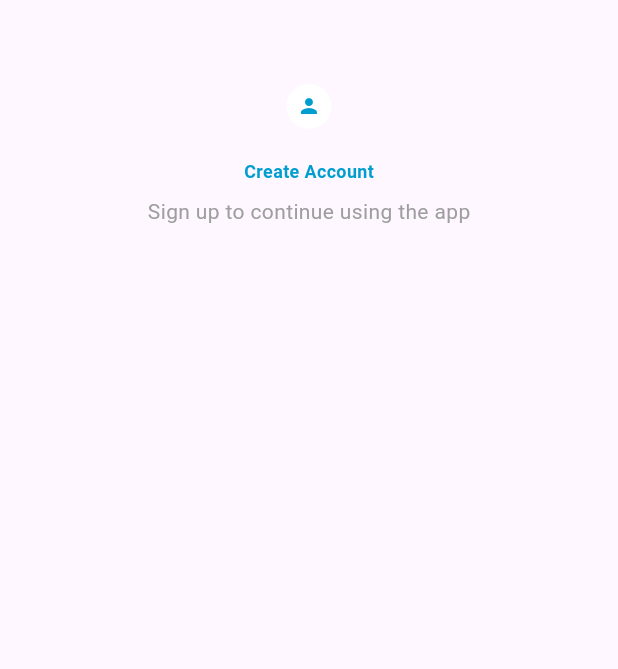
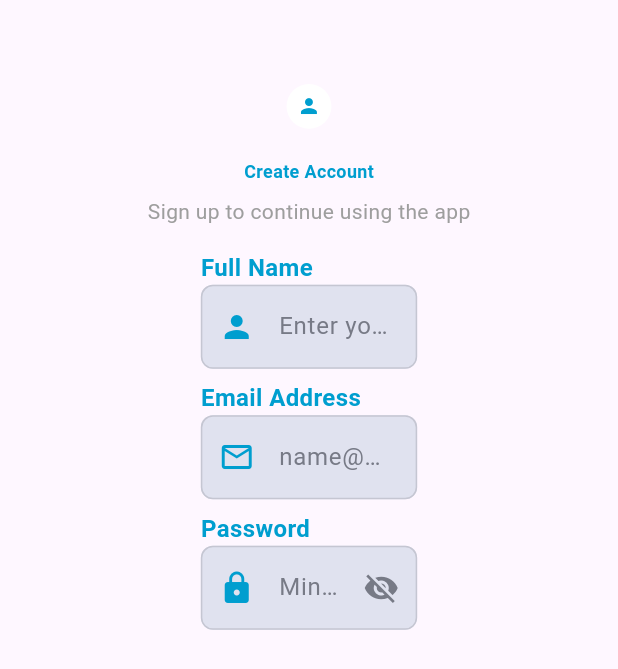
Before and after one commit to NadyAlwazah/flutter-task07-real-estate-app-beg, a Flutter app: the screen it shows after launch, on a phone screen of 412 x 824 dp. Shown: the top 669 px of the screen. Run offline on Flutter 3.47's test engine with Material 3 defaults, Android fonts, the phone set to English and light mode, and no system bars; our stand-ins replace flutter_screenutil.

Commit message:
feat(auth): add custom text field, validators, form labels, and signup form fields

```diff
--- /dev/null
+++ b/lib/core/utils/validators.dart
@@ -0,0 +1,31 @@
+class Validators {
+  static String? validateFullName(String? value) {
+    if (value == null || value.trim().isEmpty) {
+      return "Name is required";
+    }
+    if (value.trim().length < 2) {
+      return "Name is too short";
+    }
+    return null;
+  }
+
+  static String? validateEmail(String? value) {
+    if (value == null || value.isEmpty) {
+      return "Email is required";
+    }
+    if (!value.contains("@")) {
+      return "Enter a valid email";
+    }
+    return null;
+  }
+
+  static String? validatePassword(String? value) {
+    if (value == null || value.isEmpty) {
+      return "Password is required";
+    }
+    if (value.length < 8) {
+      return "Password must be at least 8 characters";
+    }
+    return null;
+  }
+}
--- /dev/null
+++ b/lib/features/auth/presentation/views/widgets/custom_text_form_field.dart
@@ -0,0 +1,79 @@
+import 'package:flutter/material.dart';
+import 'package:flutter_screenutil/flutter_screenutil.dart';
+
+class CustomTextFormField extends StatefulWidget {
+  const CustomTextFormField({
+    super.key,
+    required this.hintText,
+    required this.textInputType,
+    this.suffixIcon,
+    this.obscureText = false,
+    this.validator,
+    this.controller,
+    this.prefixIcon,
+  });
+  final String hintText;
+
+  final Widget? suffixIcon;
+  final Widget? prefixIcon;
+  final TextInputType textInputType;
+  final bool obscureText;
+  final String? Function(String?)? validator;
+  final TextEditingController? controller;
+  @override
+  State<CustomTextFormField> createState() => _CustomTextFormFieldState();
+}
+
+class _CustomTextFormFieldState extends State<CustomTextFormField> {
+  late bool isObscured;
+
+  @override
+  void initState() {
+    super.initState();
+    isObscured = widget.obscureText;
+  }
+
+  @override
+  Widget build(BuildContext context) {
+    return SizedBox(
+      width: 0.35.sw,
+      child: TextFormField(
+        controller: widget.controller,
+        validator: widget.validator,
+        obscureText: isObscured,
+        obscuringCharacter: '*',
+        keyboardType: widget.textInputType,
+        decoration: InputDecoration(
+          suffixIcon: widget.obscureText
+              ? IconButton(
+                  icon: Icon(
+                    isObscured ? Icons.visibility_off : Icons.visibility,
+                    color: const Color(0xFF777A86),
+                  ),
+                  onPressed: () {
+                    setState(() {
+                      isObscured = !isObscured;
+                    });
+                  },
+                )
+              : widget.suffixIcon,
+          prefixIcon: widget.prefixIcon,
+          hintText: widget.hintText,
+          hintStyle: const TextStyle(color: Color(0xFF777A86)),
+          filled: true,
+          fillColor: const Color(0xFFE0E2EF),
+          border: buildBorder(),
+          enabledBorder: buildBorder(),
+          focusedBorder: buildBorder(),
+        ),
+      ),
+    );
+  }
+
+  OutlineInputBorder buildBorder() {
+    return OutlineInputBorder(
+      borderRadius: BorderRadius.circular(8),
+      borderSide: const BorderSide(width: 1, color: Color(0xFFC5C6D2)),
+    );
+  }
+}
--- /dev/null
+++ b/lib/features/auth/presentation/views/widgets/form_label.dart
@@ -0,0 +1,20 @@
+import 'package:flutter/material.dart';
+import 'package:flutter_task07_real_estate_app_beg/core/theme/app_colors.dart';
+
+class FormLabel extends StatelessWidget {
+  final String text;
+
+  const FormLabel({super.key, required this.text});
+
+  @override
+  Widget build(BuildContext context) {
+    return Text(
+      text,
+      style: const TextStyle(
+        fontSize: 16,
+        color: AppColors.primary,
+        fontWeight: FontWeight.w600,
+      ),
+    );
+  }
+}
--- /dev/null
+++ b/lib/features/auth/presentation/views/widgets/signup_form_fields.dart
@@ -0,0 +1,60 @@
+import 'package:flutter/material.dart';
+import 'package:flutter_task07_real_estate_app_beg/core/theme/app_colors.dart';
+import 'package:flutter_task07_real_estate_app_beg/core/utils/validators.dart';
+import 'package:flutter_task07_real_estate_app_beg/features/auth/presentation/views/widgets/custom_text_form_field.dart';
+import 'package:flutter_task07_real_estate_app_beg/features/auth/presentation/views/widgets/form_label.dart';
+
+class SignupFormFields extends StatelessWidget {
+  const SignupFormFields({
+    super.key,
+    required this.fullNameController,
+    required this.emailController,
+    required this.passwordController,
+  });
+  final TextEditingController fullNameController;
+  final TextEditingController emailController;
+  final TextEditingController passwordController;
+  @override
+  Widget build(BuildContext context) {
+    return Column(
+      crossAxisAlignment: CrossAxisAlignment.start,
+      children: [
+        const FormLabel(text: "Full Name"),
+        CustomTextFormField(
+          controller: fullNameController,
+          hintText: "Enter your full name",
+          textInputType: TextInputType.text,
+
+          prefixIcon: const Icon(Icons.person, color: AppColors.primary),
+          validator: Validators.validateFullName,
+        ),
+
+        const SizedBox(height: 8),
+
+        const FormLabel(text: "Email Address"),
+        CustomTextFormField(
+          controller: emailController,
+          hintText: "name@example.com",
+          textInputType: TextInputType.emailAddress,
+          prefixIcon: const Icon(
+            Icons.email_outlined,
+            color: AppColors.primary,
+          ),
+          validator: Validators.validateEmail,
+        ),
+
+        const SizedBox(height: 8),
+
+        const FormLabel(text: "Password"),
+        CustomTextFormField(
+          controller: passwordController,
+          hintText: "Min. 8 characters",
+          textInputType: TextInputType.text,
+          obscureText: true,
+          prefixIcon: const Icon(Icons.lock, color: AppColors.primary),
+          validator: Validators.validatePassword,
+        ),
+      ],
+    );
+  }
+}
--- a/lib/features/auth/presentation/views/widgets/signup_view_body.dart
+++ b/lib/features/auth/presentation/views/widgets/signup_view_body.dart
@@ -2,27 +2,58 @@ import 'package:flutter/material.dart';
 
 import 'package:flutter_task07_real_estate_app_beg/features/auth/presentation/views/widgets/auth_header.dart';
 import 'package:flutter_task07_real_estate_app_beg/features/auth/presentation/views/widgets/signup_avatar.dart';
+import 'package:flutter_task07_real_estate_app_beg/features/auth/presentation/views/widgets/signup_form_fields.dart';
 
-class SignupViewBody extends StatelessWidget {
+class SignupViewBody extends StatefulWidget {
   const SignupViewBody({super.key});
 
   @override
+  State<SignupViewBody> createState() => _SignupViewBodyState();
+}
+
+class _SignupViewBodyState extends State<SignupViewBody> {
+  final GlobalKey<FormState> _formKey = GlobalKey<FormState>();
+
+  TextEditingController fullNameController = TextEditingController();
+  TextEditingController emailController = TextEditingController();
+  TextEditingController passwordController = TextEditingController();
+
+  @override
+  void dispose() {
+    super.dispose();
+    fullNameController.dispose();
+    emailController.dispose();
+    passwordController.dispose();
+  }
+
+  @override
   Widget build(BuildContext context) {
-    return const Padding(
-      padding: EdgeInsets.all(16.0),
+    return Padding(
+      padding: const EdgeInsets.all(16.0),
       child: SingleChildScrollView(
         child: Center(
+          child: Form(
+            key: _formKey,
             child: Column(
               children: [
-              SizedBox(height: 40),
-              SignupAvatar(),
+                const SizedBox(height: 40),
+                const SignupAvatar(),
 
-              SizedBox(height: 20),
-              AuthHeader(
+                const SizedBox(height: 20),
+                const AuthHeader(
                   title: "Create Account",
                   subtitle: "Sign up to continue using the app",
                 ),
+
+                const SizedBox(height: 16),
+
+                SignupFormFields(
+                  fullNameController: fullNameController,
+                  emailController: emailController,
+                  passwordController: passwordController,
+                ),
               ],
+            ),
           ),
         ),
       ),
```
Lines whose indentation alone changed are shown as unchanged.
